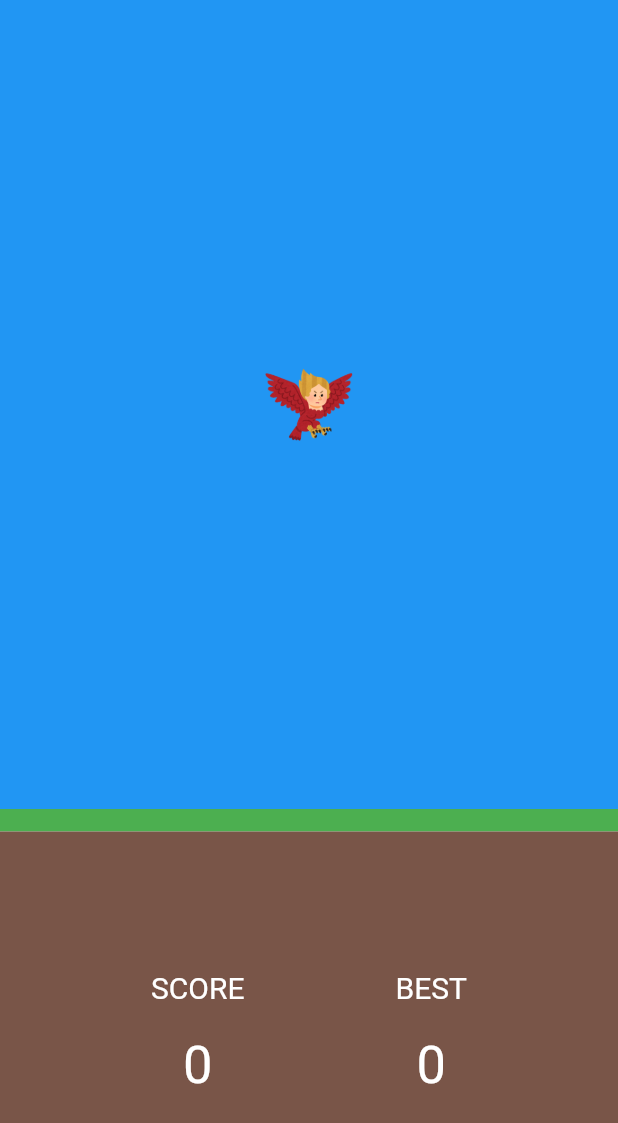
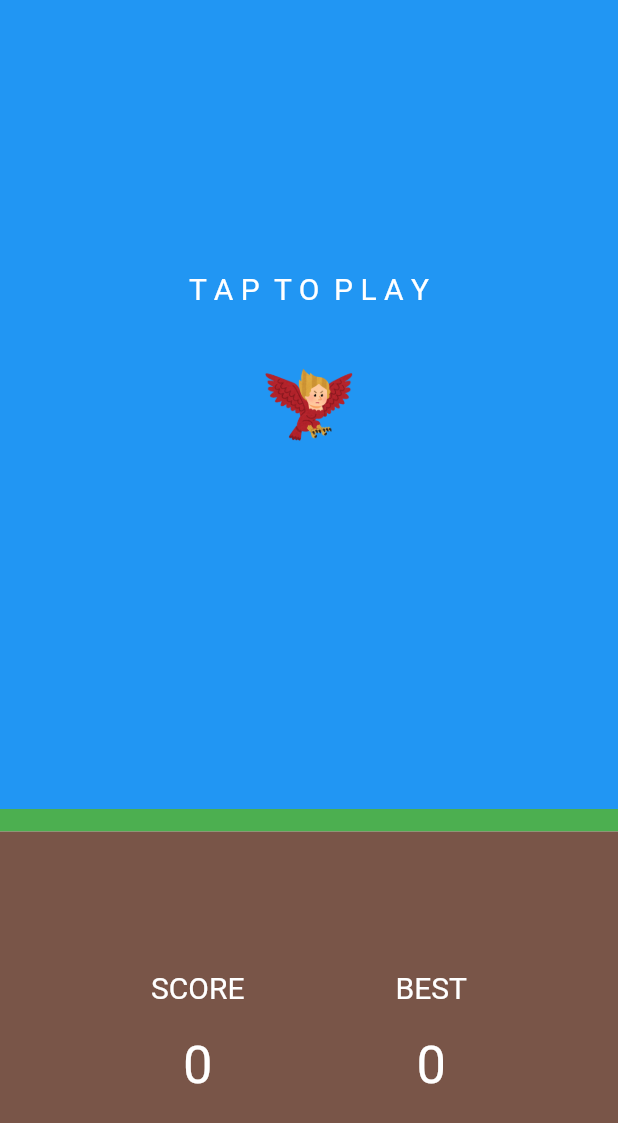
Before and after one commit to yumemio5220/harpy_jump_game, a Flutter app: the screen it shows after launch, on a phone screen of 412 x 824 dp. Shown: the top 1123 px of the screen. Run offline on Flutter 3.47's test engine with Material 2 defaults, Android fonts, the phone set to English and light mode, and no system bars.

Commit message:
タップしてゲーム開始の文言を表示

```diff
--- a/lib/homepage.dart
+++ b/lib/homepage.dart
@@ -44,7 +44,8 @@ class _HomePageState extends State<HomePage> {
         children: [
           Expanded(
               flex: 2,
-            child: GestureDetector(
+              child: Stack(children: [
+                GestureDetector(
                   onTap: () {
                     if (gameHasStated) {
                       jump();
@@ -59,7 +60,16 @@ class _HomePageState extends State<HomePage> {
                     child: MyBird(),
                   ),
                 ),
+                Container(
+                  alignment: Alignment(0, -0.3),
+                  child: gameHasStated
+                      ? Text(" ")
+                      : Text(
+                          "T A P  T O  P L A Y",
+                          style: TextStyle(fontSize: 20, color: Colors.white),
                         ),
+                )
+              ])),
           Container(
             height: 15,
             color: Colors.green,
```
Lines whose indentation alone changed are shown as unchanged.
